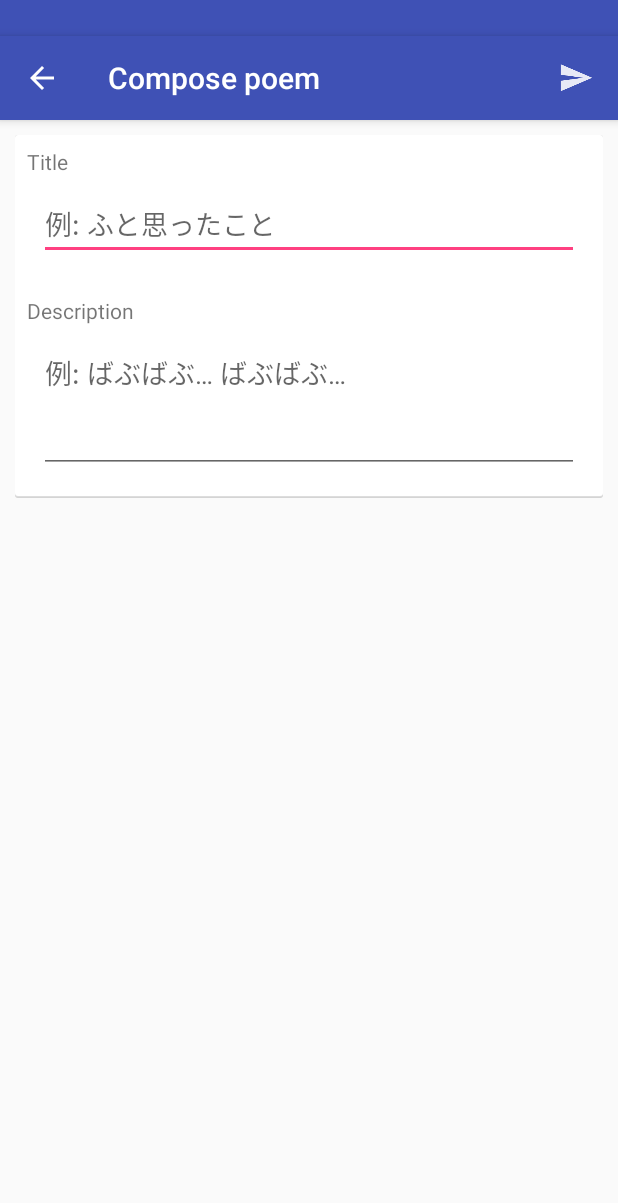
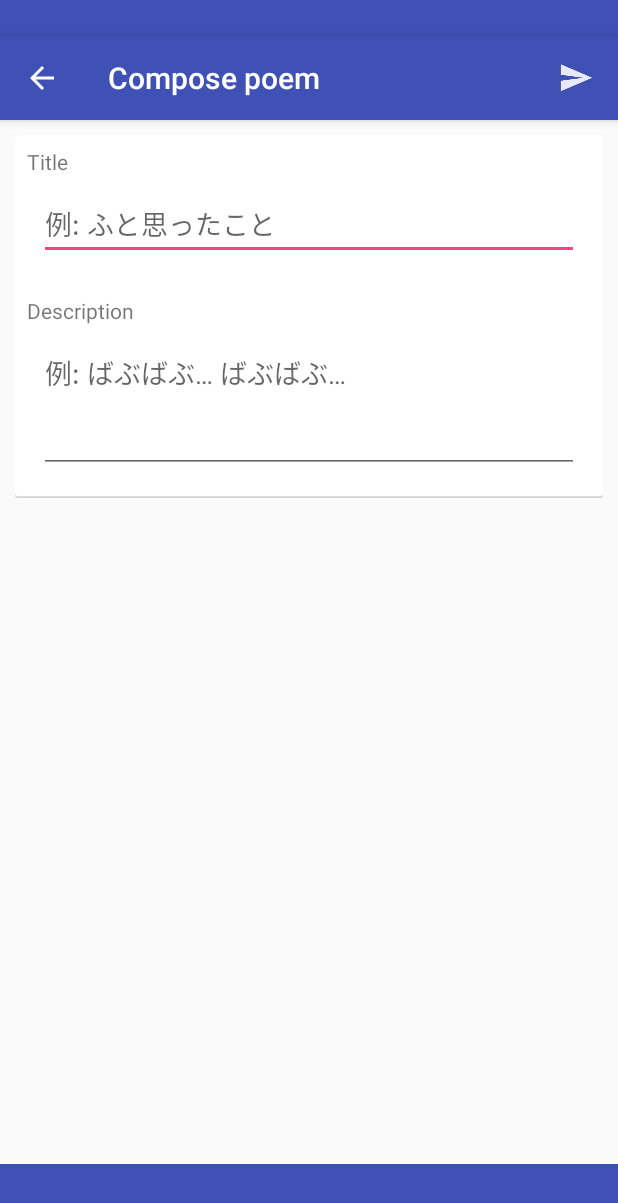
Before and after one commit to CWPoemDev/nasulog_android, an Android app: the ComposePoemActivity screen opened directly, with no data from a screen before it, on a phone screen of 412 x 824 dp. Shown: the top 1203 px of the screen. Run offline under Robolectric (Android 15) with nearby library versions, the phone set to English and light mode, and no system bars; libraries missing offline, so code that uses them is left out: io.realm.

Commit message:
ステータスバー半透過にしたときに、画面の下のパディング設定がいくつかぬけてたので、追加

```diff
--- a/app/src/main/res/layout/compose_poem_screen.xml
+++ b/app/src/main/res/layout/compose_poem_screen.xml
@@ -62,4 +62,8 @@
             </LinearLayout>
         </FrameLayout>
     </android.support.v4.widget.NestedScrollView>
+    <View
+        android:layout_width="match_parent"
+        android:layout_height="@dimen/nav_bar_height"
+        android:background="@color/colorPrimary"/>
 </LinearLayout>
--- a/app/src/main/res/layout/simple_webview.xml
+++ b/app/src/main/res/layout/simple_webview.xml
@@ -22,4 +22,9 @@
         android:layout_width="match_parent"
         android:layout_height="0px"
         android:layout_weight="1"/>
+
+    <View
+        android:layout_width="match_parent"
+        android:layout_height="@dimen/nav_bar_height"
+        android:background="@color/colorPrimary"/>
 </LinearLayout>
--- a/app/src/main/res/values-v19/dimens.xml
+++ b/app/src/main/res/values-v19/dimens.xml
@@ -1,4 +1,5 @@
 <?xml version="1.0" encoding="utf-8"?>
 <resources>
     <dimen name="status_bar_height">24dp</dimen>
+    <dimen name="nav_bar_height">48dp</dimen>
 </resources>
--- a/app/src/main/res/values/dimens.xml
+++ b/app/src/main/res/values/dimens.xml
@@ -1,5 +1,6 @@
 <?xml version="1.0" encoding="utf-8"?>
 <resources>
     <dimen name="status_bar_height">0dp</dimen>
+    <dimen name="nav_bar_height">0dp</dimen>
     <dimen name="dummy_footer_height">128dp</dimen>
 </resources>
```
Also changed, not shown: app/src/main/java/jp/co/crowdworks/android/nasulog/view/NavigationLinearLayout.java (added, +7 -0 lines).
